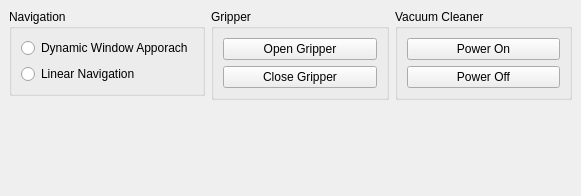
Above: autopnp_gui/src/window.ui from ipa320/autopnp before the change. Below: the same form after it.
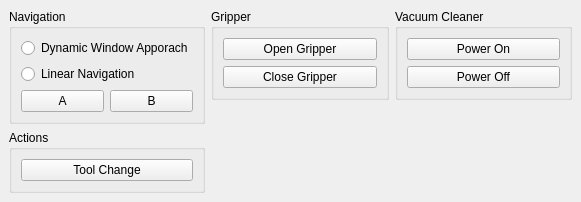
That is the form after the change.

Diff of the .ui file:
```diff
--- a/autopnp_gui/src/window.ui
+++ b/autopnp_gui/src/window.ui
@@ -7,7 +7,7 @@
     <x>0</x>
     <y>0</y>
     <width>581</width>
-    <height>196</height>
+    <height>195</height>
    </rect>
   </property>
   <property name="windowTitle">
@@ -37,9 +37,44 @@
            </property>
           </widget>
          </item>
+         <item>
+          <layout class="QHBoxLayout" name="horizontalLayout_2">
+           <item>
+            <widget class="QPushButton" name="btnB">
+             <property name="text">
+              <string>A</string>
+             </property>
+            </widget>
+           </item>
+           <item>
+            <widget class="QPushButton" name="btnA">
+             <property name="text">
+              <string>B</string>
+             </property>
+            </widget>
+           </item>
+          </layout>
+         </item>
         </layout>
         <zorder>rLin</zorder>
         <zorder>rDWA</zorder>
+        <zorder>horizontalLayoutWidget</zorder>
+       </widget>
+      </item>
+      <item>
+       <widget class="QGroupBox" name="groupBox_2">
+        <property name="title">
+         <string>Actions</string>
+        </property>
+        <layout class="QHBoxLayout" name="horizontalLayout_3">
+         <item>
+          <widget class="QPushButton" name="btnToolChange">
+           <property name="text">
+            <string>Tool Change</string>
+           </property>
+          </widget>
+         </item>
+        </layout>
        </widget>
       </item>
       <item>
```
